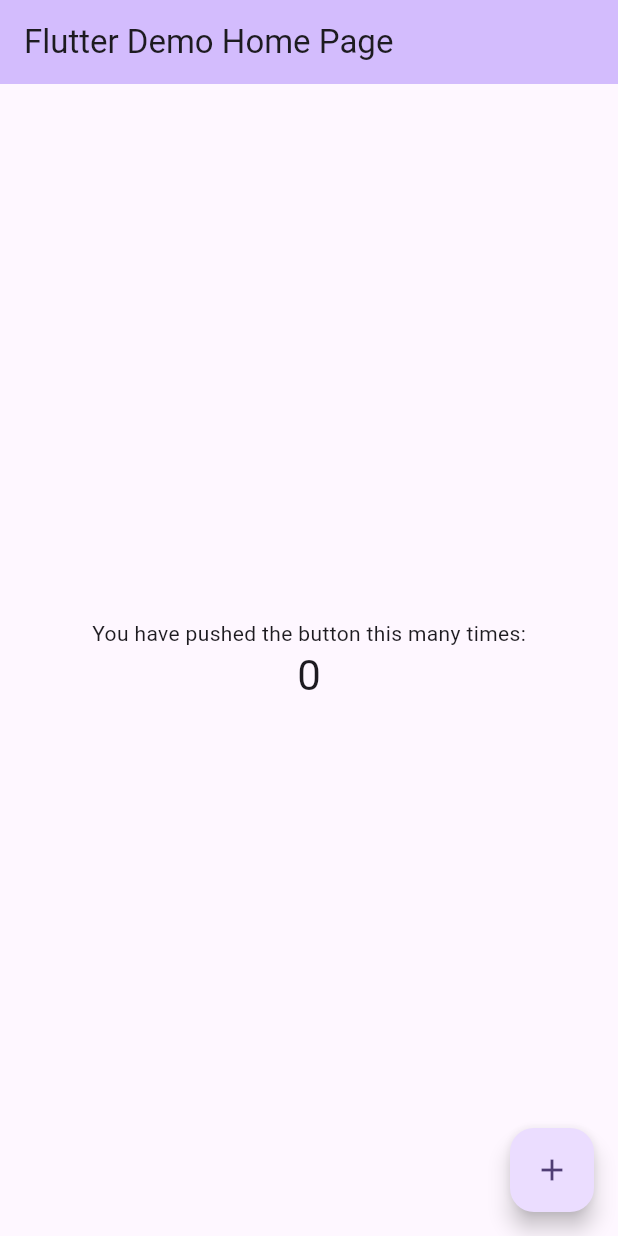
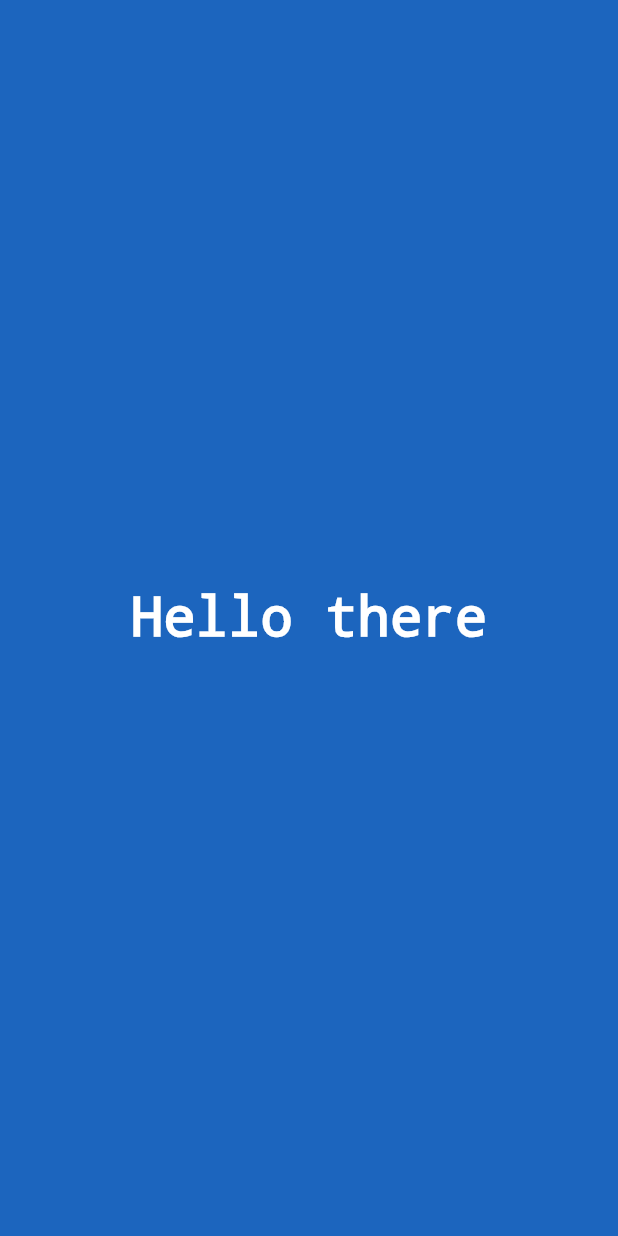
Before and after one commit to Yarl745/colors_app, a Flutter app: the screen it shows after launch, on a phone screen of 412 x 824 dp. Run offline on Flutter 3.47's test engine with Material 3 defaults, Android fonts, the phone set to English and light mode, and no system bars; our stand-ins replace dartz, equatable, flutter_mobx, get_it, mobx; generated files the repository leaves out were written again.

Commit message:
feat: create feature for random color page

```diff
--- a/lib/main.dart
+++ b/lib/main.dart
@@ -1,69 +1,25 @@
+import 'package:colors_app/injection_container.dart';
+import 'package:colors_app/presentation/views/random_color_page/random_color_page.dart';
 import 'package:flutter/material.dart';
 
-void main() {
+void main() async {
+  // Initialize the dependency injection container.
+  await InjectionContainer().init();
+
+  // Run the app with MyApp as the root widget.
   runApp(const MyApp());
 }
 
+/// The root widget of the application.
 class MyApp extends StatelessWidget {
+  /// Constructs an instance of MyApp.
   const MyApp({super.key});
 
   @override
   Widget build(BuildContext context) {
-    return MaterialApp(
-      title: 'Flutter Demo',
-      theme: ThemeData(
-        colorScheme: ColorScheme.fromSeed(seedColor: Colors.deepPurple),
-        useMaterial3: true,
-      ),
-      home: const MyHomePage(title: 'Flutter Demo Home Page'),
+    return const MaterialApp(
+      debugShowCheckedModeBanner: false, // Disables the debug banner.
+      home: RandomColorPage(), // Sets the home page of the app.
     );
   }
 }
-
-class MyHomePage extends StatefulWidget {
-  const MyHomePage({super.key, required this.title});
-
-  final String title;
-
-  @override
-  State<MyHomePage> createState() => _MyHomePageState();
-}
-
-class _MyHomePageState extends State<MyHomePage> {
-  int _counter = 0;
-
-  void _incrementCounter() {
-    setState(() {
-      _counter++;
-    });
-  }
-
-  @override
-  Widget build(BuildContext context) {
-    return Scaffold(
-      appBar: AppBar(
-        backgroundColor: Theme.of(context).colorScheme.inversePrimary,
-        title: Text(widget.title),
-      ),
-      body: Center(
-        child: Column(
-          mainAxisAlignment: MainAxisAlignment.center,
-          children: <Widget>[
-            const Text(
-              'You have pushed the button this many times:',
-            ),
-            Text(
-              '$_counter',
-              style: Theme.of(context).textTheme.headlineMedium,
-            ),
-          ],
-        ),
-      ),
-      floatingActionButton: FloatingActionButton(
-        onPressed: _incrementCounter,
-        tooltip: 'Increment',
-        child: const Icon(Icons.add),
-      ),
-    );
-  }
-}
--- /dev/null
+++ b/lib/presentation/views/random_color_page/random_color_page.dart
@@ -0,0 +1,49 @@
+import 'package:colors_app/injection_container.dart';
+import 'package:colors_app/presentation/view_models/random_color_page_view_model/random_color_page_view_model.dart';
+import 'package:flutter/material.dart';
+import 'package:flutter_mobx/flutter_mobx.dart';
+
+/// A StatefulWidget for displaying a page that updates its background color.
+class RandomColorPage extends StatefulWidget {
+  /// Constructs a RandomColorPage widget.
+  const RandomColorPage({super.key});
+
+  @override
+  State<RandomColorPage> createState() => _RandomColorPageState();
+}
+
+class _RandomColorPageState extends State<RandomColorPage> {
+  final _randomColorPageViewModel = sl<RandomColorPageViewModel>();
+
+  @override
+  void initState() {
+    super.initState();
+    _randomColorPageViewModel.init();
+  }
+
+  @override
+  Widget build(BuildContext context) {
+    return GestureDetector(
+      onTap: _randomColorPageViewModel.updateBgColor,
+      child: Observer(
+        builder: (_) {
+          return DecoratedBox(
+            decoration: BoxDecoration(
+              color: _randomColorPageViewModel.dynamicBgColor,
+            ),
+            child: Center(
+              child: Text(
+                "Hello there",
+                style: TextStyle(
+                  decoration: TextDecoration.none,
+                  fontSize: 36,
+                  color: _randomColorPageViewModel.contrastTextColor,
+                ),
+              ),
+            ),
+          );
+        },
+      ),
+    );
+  }
+}
```
Also changed, not shown: lib/core/error/failure.dart (added, +20 -0 lines), lib/data/repositories/color_generator_repository_impl.dart (added, +55 -0 lines), lib/domain/repositories/color_generator_repository.dart (added, +14 -0 lines), lib/injection_container.dart (added, +27 -0 lines), lib/presentation/view_models/random_color_page_view_model/random_color_page_view_model.dart (added, +50 -0 lines), pubspec.yaml (+13 -3 lines), lib/presentation/view_models/random_color_page_view_model/random_color_page_view_model.g.dart (added), 3 other files.
